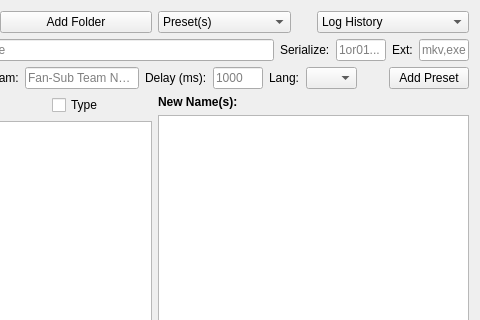
The window that UI/maingui.ui (Me-TheKing/Sub-Renamer) describes before a commit, drawn with Qt 5; both pictures show x 170 to 650 and y 0 to 320 of the 650 by 690 pixel window.
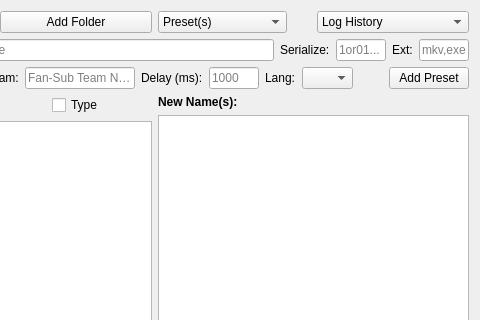
The same window after the commit.

Commit message: change the icons size, change the btn size to handel the new size, customize the eventFilter mth to accept x_btn and eraser_btn, and customize some btn stats like background-color, btn size...

```diff
--- a/UI/maingui.ui
+++ b/UI/maingui.ui
@@ -239,8 +239,8 @@
       <widget class="QPushButton" name="erase_btn">
        <property name="maximumSize">
         <size>
-         <width>20</width>
-         <height>20</height>
+         <width>24</width>
+         <height>24</height>
         </size>
        </property>
        <property name="toolTip">
@@ -249,6 +249,12 @@
        <property name="text">
         <string/>
        </property>
+       <property name="iconSize">
+        <size>
+         <width>20</width>
+         <height>20</height>
+        </size>
+       </property>
        <property name="flat">
         <bool>true</bool>
        </property>
@@ -327,8 +333,8 @@
         <widget class="QPushButton" name="x_btn">
          <property name="maximumSize">
           <size>
-           <width>20</width>
-           <height>20</height>
+           <width>24</width>
+           <height>24</height>
           </size>
          </property>
          <property name="toolTip">
@@ -337,6 +343,12 @@
          <property name="text">
           <string/>
          </property>
+         <property name="iconSize">
+          <size>
+           <width>20</width>
+           <height>20</height>
+          </size>
+         </property>
          <property name="flat">
           <bool>true</bool>
          </property>
```
The commit also changes 8 other files.
